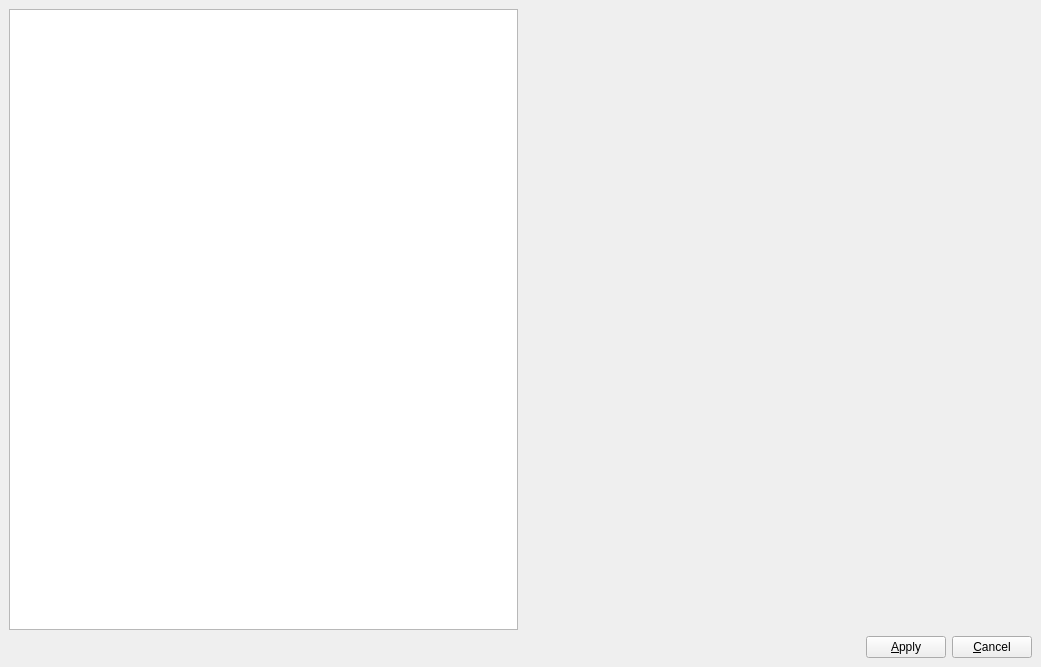
Old version of the form ui/mainwindow.ui in the repository hansonrobotics/hrtool.
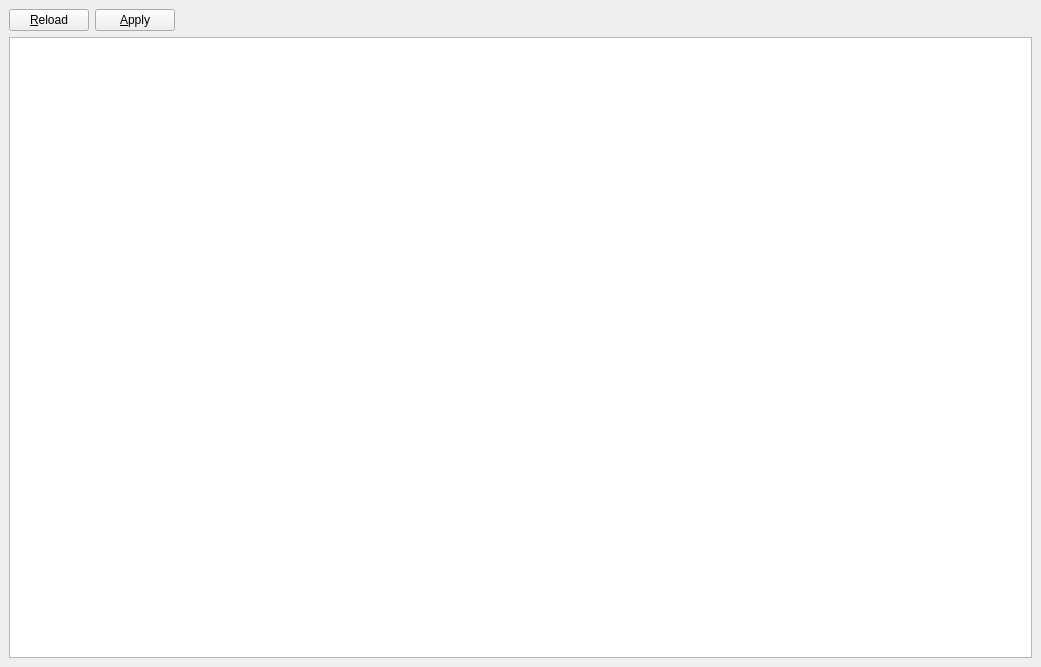
New version of the form.

The edit to the form file:
```diff
--- a/ui/mainwindow.ui
+++ b/ui/mainwindow.ui
@@ -15,38 +15,28 @@
   </property>
   <widget class="QWidget" name="centralwidget">
    <layout class="QVBoxLayout" name="verticalLayout">
-    <item>
-     <layout class="QHBoxLayout" name="horizontalLayout">
-      <item>
-       <widget class="QTableWidget" name="componentTableWidget">
-        <property name="sizePolicy">
-         <sizepolicy hsizetype="Ignored" vsizetype="Expanding">
-          <horstretch>0</horstretch>
-          <verstretch>0</verstretch>
-         </sizepolicy>
-        </property>
-        <attribute name="horizontalHeaderVisible">
-         <bool>false</bool>
-        </attribute>
-        <attribute name="horizontalHeaderStretchLastSection">
-         <bool>true</bool>
-        </attribute>
-        <attribute name="verticalHeaderVisible">
-         <bool>false</bool>
-        </attribute>
-       </widget>
-      </item>
-      <item>
-       <widget class="QLabel" name="desc">
-        <property name="text">
-         <string/>
-        </property>
-       </widget>
-      </item>
-     </layout>
-    </item>
     <item>
      <layout class="QHBoxLayout" name="horizontalLayout_2">
+      <item>
+       <widget class="QPushButton" name="pushButton">
+        <property name="text">
+         <string>&amp;Reload</string>
+        </property>
+       </widget>
+      </item>
+      <item>
+       <widget class="QPushButton" name="applyButton">
+        <property name="sizePolicy">
+         <sizepolicy hsizetype="Minimum" vsizetype="Fixed">
+          <horstretch>0</horstretch>
+          <verstretch>0</verstretch>
+         </sizepolicy>
+        </property>
+        <property name="text">
+         <string>&amp;Apply</string>
+        </property>
+       </widget>
+      </item>
       <item>
        <spacer name="horizontalSpacer">
         <property name="orientation">
@@ -60,24 +50,33 @@
         </property>
        </spacer>
       </item>
+     </layout>
+    </item>
+    <item>
+     <layout class="QHBoxLayout" name="horizontalLayout">
       <item>
-       <widget class="QPushButton" name="applyButton">
+       <widget class="QTableWidget" name="componentTableWidget">
         <property name="sizePolicy">
-         <sizepolicy hsizetype="Minimum" vsizetype="Fixed">
+         <sizepolicy hsizetype="Ignored" vsizetype="Expanding">
           <horstretch>0</horstretch>
           <verstretch>0</verstretch>
          </sizepolicy>
         </property>
-        <property name="text">
-         <string>&amp;Apply</string>
+        <property name="editTriggers">
+         <set>QAbstractItemView::NoEditTriggers</set>
         </property>
-       </widget>
-      </item>
-      <item>
-       <widget class="QPushButton" name="cancelButton">
-        <property name="text">
-         <string>&amp;Cancel</string>
+        <property name="showGrid">
+         <bool>false</bool>
         </property>
+        <attribute name="horizontalHeaderVisible">
+         <bool>true</bool>
+        </attribute>
+        <attribute name="horizontalHeaderStretchLastSection">
+         <bool>true</bool>
+        </attribute>
+        <attribute name="verticalHeaderVisible">
+         <bool>false</bool>
+        </attribute>
        </widget>
       </item>
      </layout>
```
Left out of the diff: 19 changed lines with no effect on the pictures.
